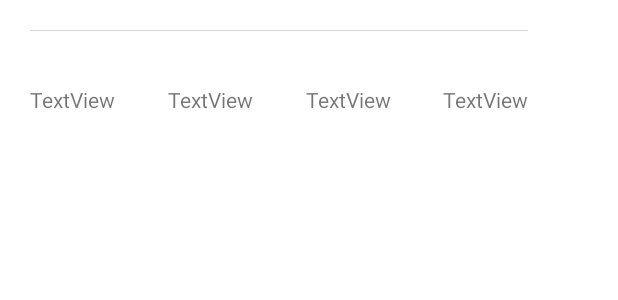
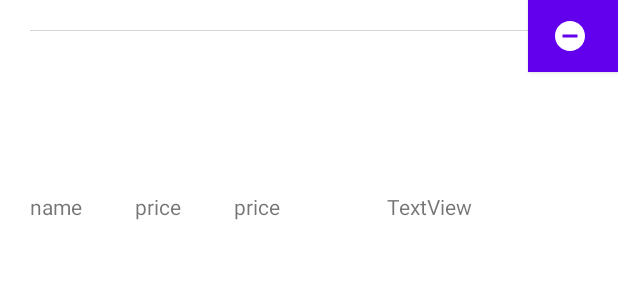
Before and after one commit to DogukanGun/WtechBitirmeProjesi, an Android app: the layout fragment_card_recyclerview_row.xml on its own in the app's theme, with its tools: preview values and no code run, on a phone screen of 412 x 824 dp. Shown: the top 300 px of the screen. Run offline under Robolectric (Android 15) with nearby library versions, the phone set to English and light mode, and no system bars; network calls fail.

```diff
--- /dev/null
+++ b/app/src/main/res/drawable/ic_baseline_remove_circle.xml
@@ -0,0 +1,10 @@
+<vector xmlns:android="http://schemas.android.com/apk/res/android"
+    android:width="24dp"
+    android:height="24dp"
+    android:viewportWidth="24"
+    android:viewportHeight="24"
+    android:tint="?attr/colorControlNormal">
+  <path
+      android:fillColor="@android:color/white"
+      android:pathData="M12,2C6.48,2 2,6.48 2,12s4.48,10 10,10 10,-4.48 10,-10S17.52,2 12,2zM17,13L7,13v-2h10v2z"/>
+</vector>
--- a/app/src/main/res/layout/fragment_card_recyclerview_row.xml
+++ b/app/src/main/res/layout/fragment_card_recyclerview_row.xml
@@ -1,10 +1,10 @@
 <?xml version="1.0" encoding="utf-8"?>
 
-<layout>
+<layout xmlns:tools="http://schemas.android.com/tools"
+    xmlns:android="http://schemas.android.com/apk/res/android"
+    xmlns:app="http://schemas.android.com/apk/res-auto">
 
-<androidx.constraintlayout.widget.ConstraintLayout xmlns:android="http://schemas.android.com/apk/res/android"
-    xmlns:app="http://schemas.android.com/apk/res-auto"
-    xmlns:tools="http://schemas.android.com/tools"
+<androidx.constraintlayout.widget.ConstraintLayout
     android:layout_width="match_parent"
     android:layout_height="wrap_content">
 
@@ -28,28 +28,28 @@
         android:layout_marginStart="20dp"
         android:layout_marginTop="36dp"
         android:layout_marginBottom="20dp"
-        android:text="TextView"
+        android:text="@string/name"
         app:layout_constraintBottom_toBottomOf="parent"
         app:layout_constraintStart_toStartOf="parent"
         app:layout_constraintTop_toBottomOf="@+id/imageView2" />
+
+    <TextView
+        android:id="@+id/textView4"
+        android:layout_width="wrap_content"
+        android:layout_height="wrap_content"
+        android:layout_marginStart="35dp"
+        android:text="@string/price"
+        app:layout_constraintBottom_toBottomOf="@+id/textView3"
+        app:layout_constraintStart_toEndOf="@+id/textView3"
+        app:layout_constraintTop_toTopOf="@+id/textView3"
+        app:layout_constraintVertical_bias="0.0" />
 
     <TextView
         android:id="@+id/textView3"
         android:layout_width="wrap_content"
         android:layout_height="wrap_content"
         android:layout_marginStart="35dp"
-        android:text="TextView"
-        app:layout_constraintBottom_toBottomOf="@+id/textView4"
-        app:layout_constraintStart_toEndOf="@+id/textView4"
-        app:layout_constraintTop_toTopOf="@+id/textView4"
-        app:layout_constraintVertical_bias="0.0" />
-
-    <TextView
-        android:id="@+id/textView4"
-        android:layout_width="wrap_content"
-        android:layout_height="wrap_content"
-        android:layout_marginStart="35dp"
-        android:text="TextView"
+        android:text="@string/price"
         app:layout_constraintBottom_toBottomOf="@+id/textView2"
         app:layout_constraintStart_toEndOf="@+id/textView2"
         app:layout_constraintTop_toTopOf="@+id/textView2"
@@ -61,11 +61,26 @@
         android:layout_height="wrap_content"
         android:layout_marginStart="35dp"
         android:text="TextView"
-        app:layout_constraintBottom_toBottomOf="@+id/textView3"
+        app:layout_constraintBottom_toBottomOf="@+id/textView4"
         app:layout_constraintEnd_toEndOf="@+id/imageView2"
-        app:layout_constraintStart_toEndOf="@+id/textView3"
-        app:layout_constraintTop_toTopOf="@+id/textView3"
+        app:layout_constraintStart_toEndOf="@+id/textView4"
+        app:layout_constraintTop_toTopOf="@+id/textView4"
         app:layout_constraintVertical_bias="0.0" />
+
+    <Button
+        android:id="@+id/remove"
+        android:layout_width="0dp"
+        android:layout_height="wrap_content"
+        android:layout_marginBottom="80dp"
+        android:background="#FAF7F7"
+        app:icon="@drawable/ic_baseline_remove_circle"
+        app:iconPadding="0dp"
+        app:layout_constraintBottom_toTopOf="@+id/textView5"
+        app:layout_constraintEnd_toEndOf="parent"
+        app:layout_constraintStart_toEndOf="@+id/imageView2"
+        app:layout_constraintTop_toTopOf="parent"
+        app:rippleColor="#F3E6E6"
+        tools:ignore="SpeakableTextPresentCheck" />
 </androidx.constraintlayout.widget.ConstraintLayout>
 
 
--- a/app/src/main/res/values/dimen.xml
+++ b/app/src/main/res/values/dimen.xml
@@ -5,7 +5,7 @@
     <dimen name="linear_layout_spacing">40dp</dimen>
     <dimen name="button_width">120dp</dimen>
     <dimen name="grid_layout_width">180dp</dimen>
-    <dimen name="grid_layout_height">250dp</dimen>
+    <dimen name="grid_layout_height">350dp</dimen>
 
 
 </resources>
--- /dev/null
+++ b/app/src/main/res/values/removeButton.xml
@@ -0,0 +1,4 @@
+<?xml version="1.0" encoding="utf-8"?>
+<resources>
+
+</resources>
--- a/app/src/main/res/values/strings.xml
+++ b/app/src/main/res/values/strings.xml
@@ -10,4 +10,6 @@
     <string name="empty_row">Your card is empty</string>
     <string name="start_to_shopping">Let\'s Start Shopping</string>
     <string name="sorry">We\'re Sorry</string>
+    <string name="price">price</string>
+    <string name="name">name</string>
 </resources>
```
Also changed, not shown: app/src/main/java/com/example/wtechbitirmeprojesi/adapter/CardRecyclerViewAdapter.kt (+17 -2 lines), app/src/main/java/com/example/wtechbitirmeprojesi/adapter/ProductsRecyclerViewAdapter.kt (+10 -2 lines), app/src/main/java/com/example/wtechbitirmeprojesi/controller/CardFragment.kt (+5 -3 lines), app/src/main/java/com/example/wtechbitirmeprojesi/controller/ProductsFragment.kt (+17 -19 lines), app/src/main/java/com/example/wtechbitirmeprojesi/resources/Constants.kt (+9 -0 lines), app/src/main/java/com/example/wtechbitirmeprojesi/retrofit/dao/ProductsDAO.kt (+5 -3 lines), app/src/main/java/com/example/wtechbitirmeprojesi/retrofit/response/ProductUpdateResponse.kt (added, +12 -0 lines), app/src/main/java/com/example/wtechbitirmeprojesi/viewModel/CardViewModel.kt (+19 -4 lines), app/src/main/java/com/example/wtechbitirmeprojesi/viewModel/ProductsViewModel.kt (+15 -1 lines), app/src/main/res/layout/fragment_products_recyclerview_row.xml (+22 -8 lines), 1 other file.
